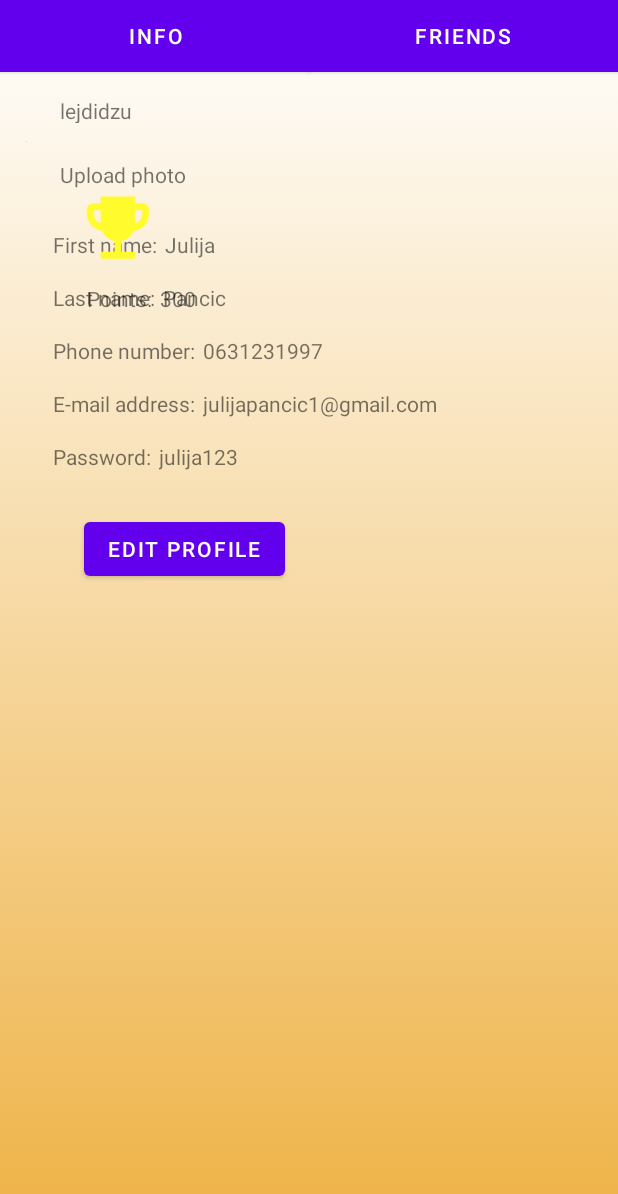
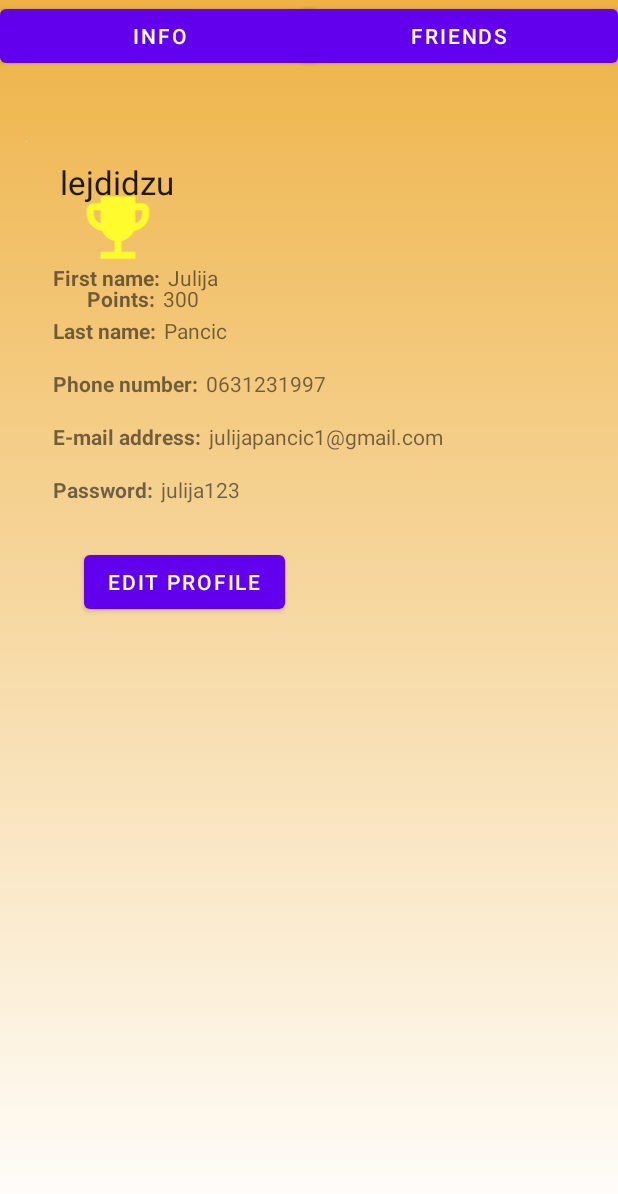
Before and after one commit to krstickatarina/mosis, an Android app: the layout activity_my_profile_info.xml on its own in the app's theme, with its tools: preview values and no code run, on a phone screen of 412 x 824 dp. Shown: the top 1194 px of the screen. Run offline under Robolectric (Android 15) with nearby library versions, the phone set to English and light mode, and no system bars.

Commit message:
p r o f i l e

```diff
--- a/Projekat/app/src/main/res/layout/activity_my_profile_info.xml
+++ b/Projekat/app/src/main/res/layout/activity_my_profile_info.xml
@@ -4,7 +4,7 @@
     xmlns:tools="http://schemas.android.com/tools"
     android:layout_width="match_parent"
     android:layout_height="match_parent"
-    android:background="@drawable/orange_gradient_down_top"
+    android:background="@drawable/orange_gradient_top_down"
     tools:context=".MyProfileInfoActivity">
 
 
@@ -12,63 +12,52 @@
         android:id="@+id/profile_info_button"
         android:layout_width="match_parent"
         android:layout_height="wrap_content"
-        android:layout_marginEnd="205dp"
+        android:layout_marginEnd="200dp"
         android:text="@string/profile_info_text"
         app:layout_constraintEnd_toStartOf="@+id/profile_friends_button"
         app:layout_constraintStart_toStartOf="parent"
-        app:layout_constraintTop_toTopOf="parent"
-        android:background="@android:color/holo_orange_light"/>
+        app:layout_constraintTop_toTopOf="parent" />
 
     <Button
         android:id="@+id/profile_friends_button"
         android:layout_width="match_parent"
         android:layout_height="wrap_content"
-        android:layout_marginStart="205dp"
+        android:layout_marginStart="200dp"
         android:text="@string/profile_friends_text"
         app:layout_constraintEnd_toEndOf="parent"
         app:layout_constraintStart_toStartOf="@+id/profile_info_button"
-        app:layout_constraintTop_toTopOf="parent"
-        android:background="@android:color/holo_orange_light"/>
+        app:layout_constraintTop_toTopOf="parent" />
 
     <TextView
         android:id="@+id/profile_username"
-        android:layout_width="80dp"
-        android:layout_height="18dp"
+        android:layout_width="85dp"
+        android:layout_height="33dp"
         android:layout_marginStart="40dp"
-        android:layout_marginTop="16dp"
+        android:layout_marginTop="12dp"
         android:text="lejdidzu"
+        android:textAppearance="?android:attr/textAppearanceLarge"
         app:layout_constraintStart_toStartOf="parent"
-        app:layout_constraintTop_toBottomOf="@+id/profile_info_button" />
+        app:layout_constraintTop_toBottomOf="@+id/profile_image" />
 
     <ImageView
         android:id="@+id/profile_image"
         android:layout_width="wrap_content"
         android:layout_height="wrap_content"
         android:layout_marginStart="17dp"
-        android:layout_marginTop="12dp"
+        android:layout_marginTop="46dp"
         app:layout_constraintStart_toStartOf="parent"
-        app:layout_constraintTop_toBottomOf="@+id/profile_username"
+        app:layout_constraintTop_toBottomOf="@+id/profile_info_button"
         tools:srcCompat="@tools:sample/avatars" />
-
-    <TextView
-        android:id="@+id/profile_upload_photo"
-        android:layout_width="wrap_content"
-        android:layout_height="wrap_content"
-        android:layout_marginStart="40dp"
-        android:layout_marginTop="12dp"
-        android:text="Upload photo"
-        app:layout_constraintStart_toStartOf="parent"
-        app:layout_constraintTop_toBottomOf="@+id/profile_image" />
 
     <TextView
         android:id="@+id/profile_first_name"
         android:layout_width="wrap_content"
         android:layout_height="wrap_content"
         android:layout_marginStart="5dp"
-        android:layout_marginTop="27dp"
+        android:layout_marginTop="35dp"
         android:text="Julija"
         app:layout_constraintStart_toEndOf="@+id/profile_first_name_fixed"
-        app:layout_constraintTop_toBottomOf="@+id/profile_upload_photo" />
+        app:layout_constraintTop_toBottomOf="@+id/profile_username" />
 
     <TextView
         android:id="@+id/profile_last_name"
@@ -125,10 +114,10 @@
         android:layout_width="wrap_content"
         android:layout_height="wrap_content"
         android:layout_marginStart="35dp"
-        android:layout_marginTop="27dp"
+        android:layout_marginTop="35dp"
         android:text="@string/profile_first_name_text"
         app:layout_constraintStart_toStartOf="parent"
-        app:layout_constraintTop_toBottomOf="@+id/profile_upload_photo" />
+        app:layout_constraintTop_toBottomOf="@+id/profile_username" />
 
     <TextView
         android:id="@+id/profile_last_name_fixed"
--- a/Projekat/app/src/main/res/values/strings.xml
+++ b/Projekat/app/src/main/res/values/strings.xml
@@ -8,10 +8,10 @@
     <string name="email"><i>e-mail address</i></string>
     <string name="profile_info_text">Info</string>
     <string name="profile_friends_text">Friends</string>
-    <string name="profile_first_name_text">First name:</string>
-    <string name="profile_last_name_text">Last name:</string>
-    <string name="profile_phone_text">Phone number:</string>
-    <string name="profile_email_text">E-mail address:</string>
-    <string name="profile_password_text">Password:</string>
-    <string name="profile_points_text">Points:</string>
+    <string name="profile_first_name_text"><b>First name:</b></string>
+    <string name="profile_last_name_text"><b>Last name:</b></string>
+    <string name="profile_phone_text"><b>Phone number:</b></string>
+    <string name="profile_email_text"><b>E-mail address:</b></string>
+    <string name="profile_password_text"><b>Password:</b></string>
+    <string name="profile_points_text"><b>Points:</b></string>
 </resources>
```
